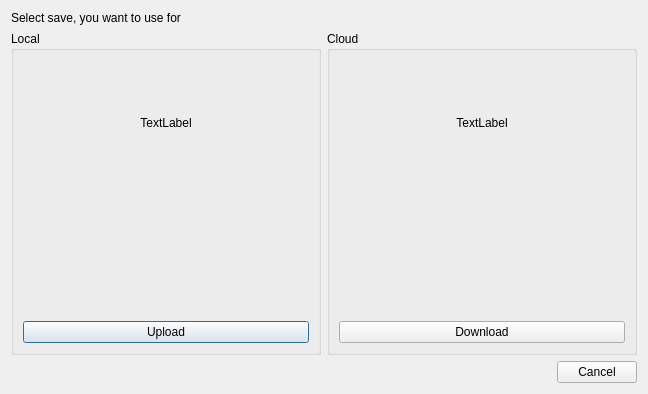
RareDevs/Rare, file rare/ui/components/dialogs/sync_save_dialog.ui: the form before one commit.
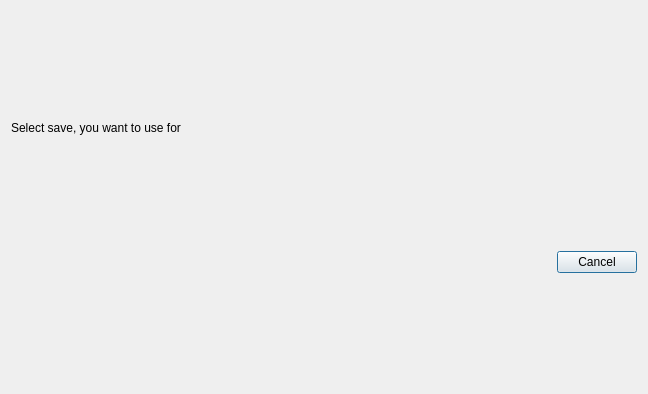
The form after the commit.

Commit message: Delete unused classes GameUtils and CloudSaveUtils and move cloud save dialog to dialogs

Diff of the .ui file:
```diff
--- a/rare/ui/components/dialogs/sync_save_dialog.ui
+++ b/rare/ui/components/dialogs/sync_save_dialog.ui
@@ -28,92 +28,7 @@
     </widget>
    </item>
    <item>
-    <layout class="QHBoxLayout" name="horizontalLayout">
-     <item>
-      <widget class="QGroupBox" name="local_gb">
-       <property name="title">
-        <string>Local</string>
-       </property>
-       <layout class="QVBoxLayout" name="verticalLayout_2">
-        <item>
-         <widget class="QLabel" name="date_info_local">
-          <property name="text">
-           <string notr="true">TextLabel</string>
-          </property>
-          <property name="alignment">
-           <set>Qt::AlignCenter</set>
-          </property>
-         </widget>
-        </item>
-        <item>
-         <widget class="QLabel" name="icon_local">
-          <property name="sizePolicy">
-           <sizepolicy hsizetype="Expanding" vsizetype="Preferred">
-            <horstretch>0</horstretch>
-            <verstretch>0</verstretch>
-           </sizepolicy>
-          </property>
-          <property name="text">
-           <string notr="true"/>
-          </property>
-          <property name="alignment">
-           <set>Qt::AlignCenter</set>
-          </property>
-         </widget>
-        </item>
-        <item>
-         <widget class="QPushButton" name="upload_button">
-          <property name="text">
-           <string>Upload</string>
-          </property>
-         </widget>
-        </item>
-       </layout>
-      </widget>
-     </item>
-     <item>
-      <widget class="QGroupBox" name="cloud_gb">
-       <property name="title">
-        <string>Cloud</string>
-       </property>
-       <layout class="QVBoxLayout" name="verticalLayout_3">
-        <item>
-         <widget class="QLabel" name="date_info_remote">
-          <property name="text">
-           <string notr="true">TextLabel</string>
-          </property>
-          <property name="alignment">
-           <set>Qt::AlignCenter</set>
-          </property>
-         </widget>
-        </item>
-        <item>
-         <widget class="QLabel" name="icon_remote">
-          <property name="sizePolicy">
-           <sizepolicy hsizetype="Expanding" vsizetype="Preferred">
-            <horstretch>0</horstretch>
-            <verstretch>0</verstretch>
-           </sizepolicy>
-          </property>
-          <property name="text">
-           <string notr="true"/>
-          </property>
-          <property name="alignment">
-           <set>Qt::AlignCenter</set>
-          </property>
-         </widget>
-        </item>
-        <item>
-         <widget class="QPushButton" name="download_button">
-          <property name="text">
-           <string>Download</string>
-          </property>
-         </widget>
-        </item>
-       </layout>
-      </widget>
-     </item>
-    </layout>
+    <layout class="QHBoxLayout" name="sync_widget_layout"/>
    </item>
    <item>
     <layout class="QHBoxLayout" name="horizontalLayout_2">
```
The commit also changes 6 other files.
